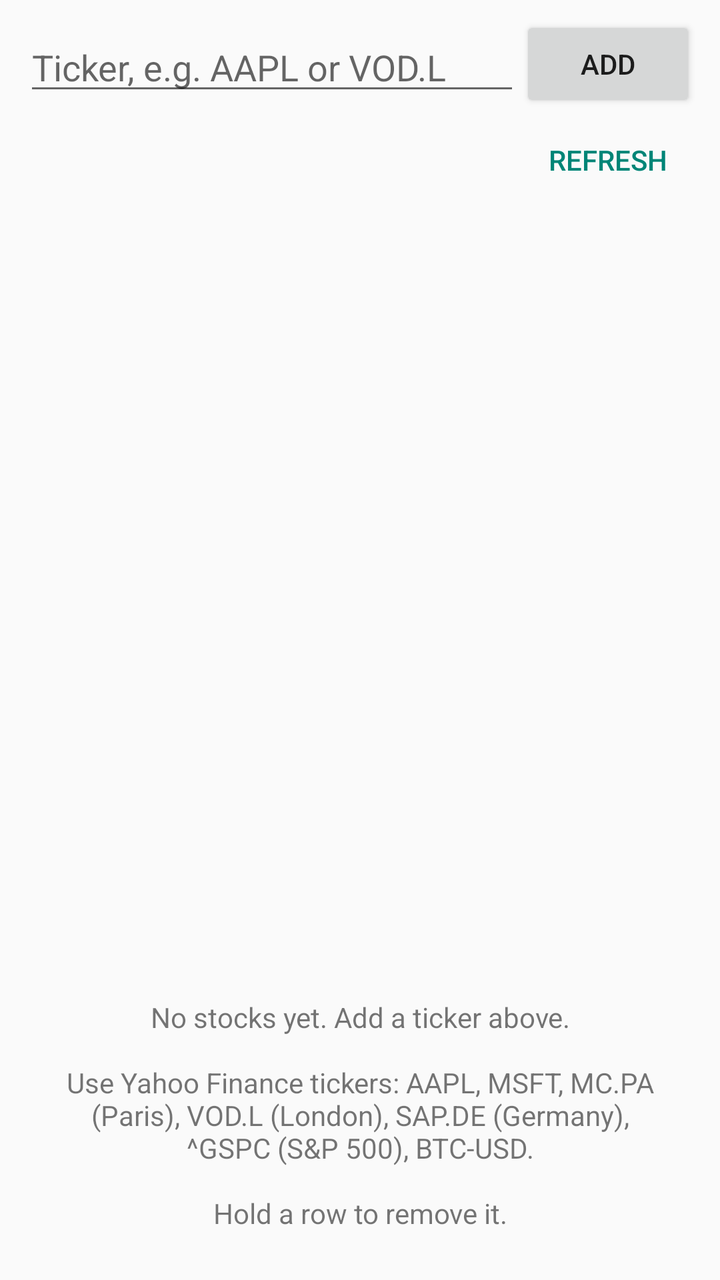
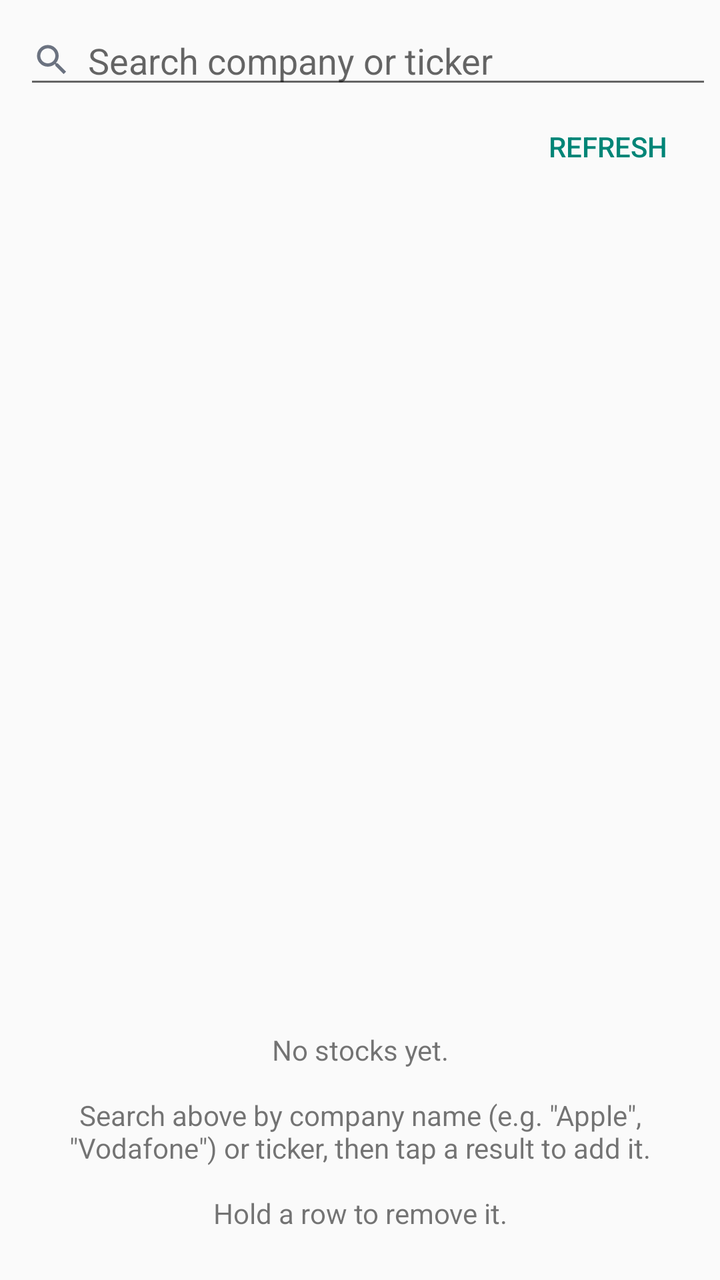

An Android layout rendered at two revisions. The XML below is the earlier revision; the diff shows what the commit changed to produce the second picture.
<!-- AndroidManifest.xml: application theme android:Theme.Material.Light.DarkActionBar -->
<!-- res/layout/activity_main.xml -->
<?xml version="1.0" encoding="utf-8"?>
<LinearLayout xmlns:android="http://schemas.android.com/apk/res/android"
    android:layout_width="match_parent"
    android:layout_height="match_parent"
    android:orientation="vertical">

    <LinearLayout
        android:layout_width="match_parent"
        android:layout_height="wrap_content"
        android:gravity="center_vertical"
        android:orientation="horizontal"
        android:paddingLeft="12dp"
        android:paddingTop="8dp"
        android:paddingRight="12dp">

        <EditText
            android:id="@+id/input"
            android:layout_width="0dp"
            android:layout_height="wrap_content"
            android:layout_weight="1"
            android:hint="Ticker, e.g. AAPL or VOD.L"
            android:imeOptions="actionDone"
            android:inputType="textCapCharacters|textNoSuggestions"
            android:maxLines="1" />

        <Button
            android:id="@+id/btn_add"
            android:layout_width="wrap_content"
            android:layout_height="wrap_content"
            android:text="Add" />
    </LinearLayout>

    <LinearLayout
        android:layout_width="match_parent"
        android:layout_height="wrap_content"
        android:gravity="center_vertical"
        android:orientation="horizontal"
        android:paddingLeft="16dp"
        android:paddingRight="12dp">

        <TextView
            android:id="@+id/status"
            android:layout_width="0dp"
            android:layout_height="wrap_content"
            android:layout_weight="1"
            android:textSize="13sp" />

        <Button
            android:id="@+id/btn_refresh"
            style="@android:style/Widget.Material.Button.Borderless.Colored"
            android:layout_width="wrap_content"
            android:layout_height="wrap_content"
            android:text="Refresh" />
    </LinearLayout>

    <ListView
        android:id="@+id/list"
        android:layout_width="match_parent"
        android:layout_height="0dp"
        android:layout_weight="1"
        android:divider="#22000000"
        android:dividerHeight="1dp" />

    <TextView
        android:id="@+id/empty"
        android:layout_width="match_parent"
        android:layout_height="wrap_content"
        android:gravity="center"
        android:padding="24dp"
        android:text="No stocks yet. Add a ticker above.\n\nUse Yahoo Finance tickers: AAPL, MSFT, MC.PA (Paris), VOD.L (London), SAP.DE (Germany), ^GSPC (S&amp;P 500), BTC-USD.\n\nHold a row to remove it."
        android:textSize="14sp" />
</LinearLayout>
<!-- resources referenced by this layout -->
<resources>

</resources>

<!-- the commit's change to res/layout/activity_main.xml (unified diff, before → after) -->
@@ -11,62 +11,108 @@
         android:orientation="horizontal"
         android:paddingLeft="12dp"
         android:paddingTop="8dp"
-        android:paddingRight="12dp">
+        android:paddingRight="4dp">
 
         <EditText
             android:id="@+id/input"
             android:layout_width="0dp"
             android:layout_height="wrap_content"
             android:layout_weight="1"
-            android:hint="Ticker, e.g. AAPL or VOD.L"
-            android:imeOptions="actionDone"
-            android:inputType="textCapCharacters|textNoSuggestions"
+            android:drawableStart="@drawable/ic_search"
+            android:drawablePadding="8dp"
+            android:hint="Search company or ticker"
+            android:imeOptions="actionSearch"
+            android:inputType="text|textNoSuggestions"
             android:maxLines="1" />
 
         <Button
-            android:id="@+id/btn_add"
-            android:layout_width="wrap_content"
+            android:id="@+id/btn_clear"
+            style="@android:style/Widget.Material.Button.Borderless"
+            android:layout_width="48dp"
             android:layout_height="wrap_content"
-            android:text="Add" />
+            android:text="✕"
+            android:textSize="18sp"
+            android:visibility="gone" />
     </LinearLayout>
 
-    <LinearLayout
-        android:layout_width="match_parent"
-        android:layout_height="wrap_content"
-        android:gravity="center_vertical"
-        android:orientation="horizontal"
-        android:paddingLeft="16dp"
-        android:paddingRight="12dp">
-
-        <TextView
-            android:id="@+id/status"
-            android:layout_width="0dp"
-            android:layout_height="wrap_content"
-            android:layout_weight="1"
-            android:textSize="13sp" />
-
-        <Button
-            android:id="@+id/btn_refresh"
-            style="@android:style/Widget.Material.Button.Borderless.Colored"
-            android:layout_width="wrap_content"
-            android:layout_height="wrap_content"
-            android:text="Refresh" />
-    </LinearLayout>
-
-    <ListView
-        android:id="@+id/list"
+    <FrameLayout
         android:layout_width="match_parent"
         android:layout_height="0dp"
-        android:layout_weight="1"
-        android:divider="#22000000"
-        android:dividerHeight="1dp" />
+        android:layout_weight="1">
 
-    <TextView
-        android:id="@+id/empty"
-        android:layout_width="match_parent"
-        android:layout_height="wrap_content"
-        android:gravity="center"
-        android:padding="24dp"
-        android:text="No stocks yet. Add a ticker above.\n\nUse Yahoo Finance tickers: AAPL, MSFT, MC.PA (Paris), VOD.L (London), SAP.DE (Germany), ^GSPC (S&amp;P 500), BTC-USD.\n\nHold a row to remove it."
-        android:textSize="14sp" />
+        
+        <LinearLayout
+            android:id="@+id/watchlist_panel"
+            android:layout_width="match_parent"
+            android:layout_height="match_parent"
+            android:orientation="vertical">
+
+            <LinearLayout
+                android:layout_width="match_parent"
+                android:layout_height="wrap_content"
+                android:gravity="center_vertical"
+                android:orientation="horizontal"
+                android:paddingLeft="16dp"
+                android:paddingRight="12dp">
+
+                <TextView
+                    android:id="@+id/status"
+                    android:layout_width="0dp"
+                    android:layout_height="wrap_content"
+                    android:layout_weight="1"
+                    android:textSize="13sp" />
+
+                <Button
+                    android:id="@+id/btn_refresh"
+                    style="@android:style/Widget.Material.Button.Borderless.Colored"
+                    android:layout_width="wrap_content"
+                    android:layout_height="wrap_content"
+                    android:text="Refresh" />
+            </LinearLayout>
+
+            <ListView
+                android:id="@+id/list"
+                android:layout_width="match_parent"
+                android:layout_height="0dp"
+                android:layout_weight="1"
+                android:divider="#22000000"
+                android:dividerHeight="1dp" />
+
+            <TextView
+                android:id="@+id/empty"
+                android:layout_width="match_parent"
+                android:layout_height="wrap_content"
+                android:gravity="center"
+                android:padding="24dp"
+                android:text="No stocks yet.\n\nSearch above by company name (e.g. &quot;Apple&quot;, &quot;Vodafone&quot;) or ticker, then tap a result to add it.\n\nHold a row to remove it."
+                android:textSize="14sp" />
+        </LinearLayout>
+
+        
+        <LinearLayout
+            android:id="@+id/search_panel"
+            android:layout_width="match_parent"
+            android:layout_height="match_parent"
+            android:background="#FFFFFFFF"
+            android:orientation="vertical"
+            android:visibility="gone">
+
+            <TextView
+                android:id="@+id/search_status"
+                android:layout_width="match_parent"
+                android:layout_height="wrap_content"
+                android:paddingLeft="16dp"
+                android:paddingTop="6dp"
+                android:paddingRight="16dp"
+                android:paddingBottom="6dp"
+                android:textSize="13sp" />
+
+            <ListView
+                android:id="@+id/results"
+                android:layout_width="match_parent"
+                android:layout_height="match_parent"
+                android:divider="#22000000"
+                android:dividerHeight="1dp" />
+        </LinearLayout>
+    </FrameLayout>
 </LinearLayout>
<!-- resource entries referenced after the edit -->
@@ -1,5 +1,14 @@
 <!-- resources referenced by this layout -->
 <resources>
-
+  <!-- drawable ic_search (drawable) -->
+  <?xml version="1.0" encoding="utf-8"?>
+  <vector xmlns:android="http://schemas.android.com/apk/res/android"
+      android:width="20dp"
+      android:height="20dp"
+      android:viewportWidth="24"
+      android:viewportHeight="24">
+      <path android:fillColor="#FF6B7280"
+          android:pathData="M15.5,14h-0.79l-0.28,-0.27A6.47,6.47 0,0 0,16 9.5A6.5,6.5 0,1 0,9.5 16c1.61,0 3.09,-0.59 4.23,-1.57l0.27,0.28v0.79l5,4.99L20.49,19l-4.99,-5zM9.5,14C7.01,14 5,11.99 5,9.5S7.01,5 9.5,5S14,7.01 14,9.5S11.99,14 9.5,14z" />
+  </vector>
 </resources>
 
